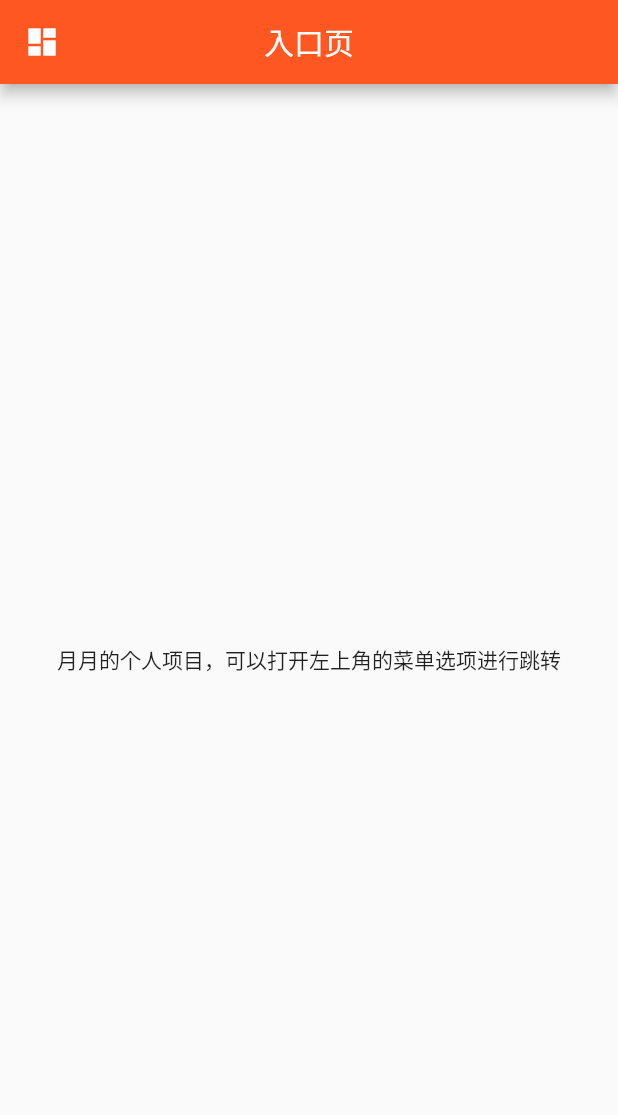
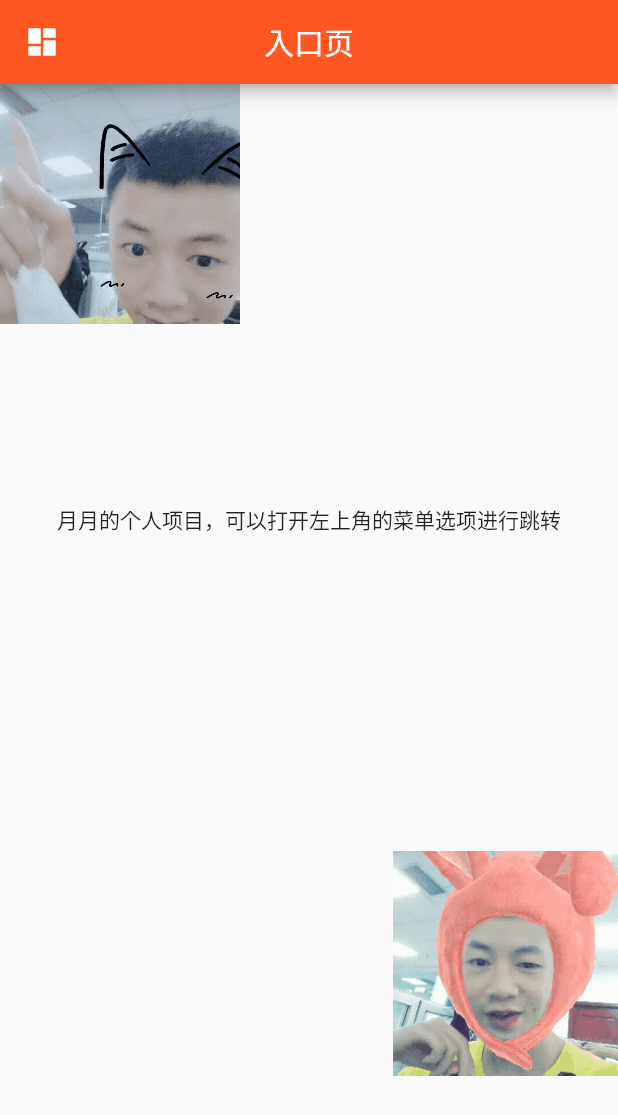
Before and after one commit to luogue/flutter, a Flutter app: the screen it shows after launch, on a phone screen of 412 x 824 dp. Shown: the top 1115 px of the screen. Run offline on Flutter 3.47's test engine with Material 2 defaults, Android fonts, the phone set to English and light mode, and no system bars; our stand-ins replace device_info, dio, flutter_swiper, image_picker, shared_preferences; missing offline and left inert: contact_picker, flutter_simple_video_player, flutter_webview_plugin.

Commit message:
增加gif

```diff
--- a/lib/entry.dart
+++ b/lib/entry.dart
@@ -21,13 +21,35 @@ class Entry extends StatelessWidget {
         })
       ),
       drawer: new MyDrawer(),
-      body: new Center(
-        child: new Column(
-          mainAxisAlignment: MainAxisAlignment.center,
+      body: Container(
+        child: ListView(
           children: <Widget>[
-            Text('月月的个人项目，可以打开左上角的菜单选项进行跳转'),
+            Container(
+              alignment: Alignment.topLeft,
+              child: Image(
+                image: AssetImage("assets/images/nav.gif"),
+                width: 160.0,
+                height: 160.0,
+              ),
+            ),
+            Container(
+              margin: EdgeInsets.only(top: 120.0),
+              child: Text(
+                '月月的个人项目，可以打开左上角的菜单选项进行跳转',
+                textAlign: TextAlign.center,
+              ),
+            ),
+            Container(
+              alignment: Alignment.bottomRight,
+              margin: EdgeInsets.fromLTRB(0, 210, 0, 0),
+              child: Image(
+                image: AssetImage("assets/images/yueyue.gif"),
+                width: 150.0,
+                height: 150.0,
+              ),
+            ),
           ],
-        ),
+        )
       )
     );
   }
@@ -37,7 +59,6 @@ class MyDrawer extends StatelessWidget {
   const MyDrawer({
     Key key,
   }) : super(key: key);
-
   @override
   Widget build(BuildContext context) {
     return Drawer(
--- a/lib/pages/tpp/home/home.dart
+++ b/lib/pages/tpp/home/home.dart
@@ -37,9 +37,9 @@ class _HomeState extends State<Home> {
     //初始化状态
     _initStorage();
     _getAdvertisementList(context);
-    // _getHot(context);
-    // _getReach(context);
-    // _getPerformance(context);
+    _getHot(context);
+    _getReach(context);
+    _getPerformance(context);
     _getRecommend(context);
     // 隐藏顶部状态栏
     // SystemChrome.setEnabledSystemUIOverlays([]);
@@ -789,7 +789,10 @@ _renderRecommend(context, data) {
             )
             : Container(
               height: 200.0,
-              child: SimpleViewPlayer(item['videoUrl'], isFullScreen: false),
+              child: SimpleViewPlayer(
+                item['videoUrl'],
+                isFullScreen: false
+              ),
             ),
           ],
         ),
@@ -802,11 +805,6 @@ _renderRecommend(context, data) {
     );
   });
   return Column(
-    // mainAxisSize: MainAxisSize.max,
-    // shrinkWrap: true,
-    // scrollDirection: Axis.horizontal,
-    // shrinkWrap: true,
-    // mainAxisSize: MainAxisSize.max,
     children: list
   );
 }
--- a/pubspec.yaml
+++ b/pubspec.yaml
@@ -67,8 +67,10 @@ flutter:
   assets:
     - assets/index.html
     - assets/images/loading.jpg
+    - assets/images/yueyue.gif
+    - assets/images/nav.gif
   # To add assets to your application, add an assets section, like this:
-  # assets:
+  # assets:;
   #  - images/a_dot_burr.jpeg
   #  - images/a_dot_ham.jpeg
 
```
Also changed, not shown: assets/images/nav.gif (added), assets/images/yueyue.gif (added).
